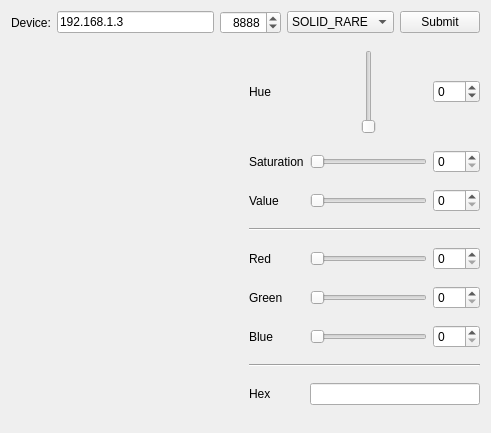
Qt form src/qtesplamp.ui (e-ko8/qt_gui) before a commit.
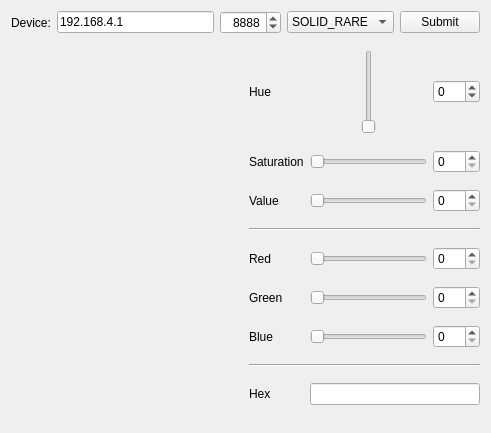
The same form after that commit. Icons and pictures are not drawn. Custom widgets are drawn as their Qt base class.

What changed in the file:
```diff
--- a/src/qtesplamp.ui
+++ b/src/qtesplamp.ui
@@ -49,7 +49,7 @@
        <item row="0" column="1">
         <widget class="QLineEdit" name="hostLineEdit">
          <property name="text">
-          <string>192.168.1.3</string>
+          <string>192.168.4.1</string>
          </property>
          <property name="alignment">
           <set>Qt::AlignLeading|Qt::AlignLeft|Qt::AlignVCenter</set>
```
